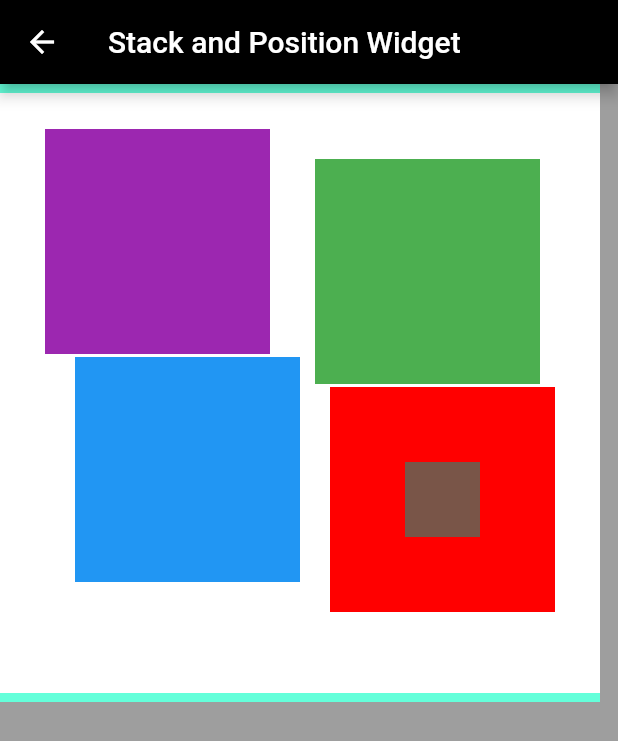
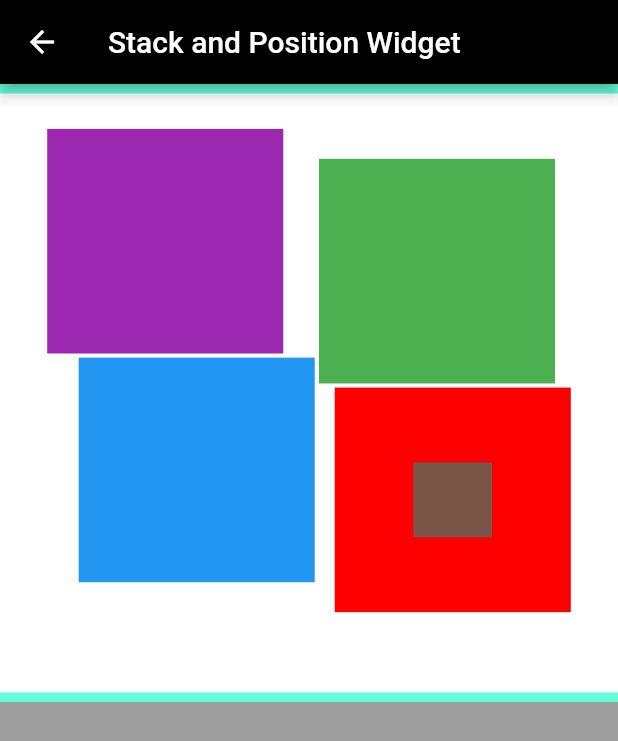
Before and after one commit to jobic10/flutter_again, a Flutter app: the StackAndPosition screen opened by its route, on a phone screen of 412 x 824 dp. Shown: the top 741 px of the screen. Run offline on Flutter 3.47's test engine with Material 2 defaults, Android fonts, the phone set to English and light mode, and no system bars; our stand-ins replace flutter_screenutil.

Commit message:
Added ScreenUtil to make widgets responsive in stack and positioned

```diff
--- a/lib/app/day1/stack_and_positioned.dart
+++ b/lib/app/day1/stack_and_positioned.dart
@@ -1,23 +1,25 @@
 import 'package:flutter/material.dart';
+import 'package:flutter_screenutil/flutter_screenutil.dart';
 
 class StackAndPosition extends StatelessWidget {
   const StackAndPosition({Key? key}) : super(key: key);
 
   @override
   Widget build(BuildContext context) {
+    print('My Size : -> ${MediaQuery.of(context).size}');
     return Scaffold(
         appBar: AppBar(
           title: Text('Stack and Position Widget'),
         ),
         body: Container(
             color: Colors.tealAccent,
-            height: MediaQuery.of(context).size.height / 2,
+            height: (MediaQuery.of(context).size.height / 2.sp).h,
             child: Stack(
               alignment: Alignment.center,
               children: [
                 SizedBox(
-                  width: 400,
-                  height: 400,
+                  width: 400.w,
+                  height: 400.h,
                   child: Container(
                     color: Colors.white,
                   ),
@@ -38,24 +40,24 @@ class StackAndPosition extends StatelessWidget {
                 // ),
                 Positioned(
                   child: Container(color: Colors.purple),
-                  height: 150,
-                  width: 150,
-                  left: 30,
-                  top: 30,
+                  height: 150.h,
+                  width: 150.w,
+                  left: 30.w,
+                  top: 30.h,
                 ),
                 Positioned(
                   child: Container(color: Colors.green),
-                  height: 150,
-                  width: 150,
-                  right: 40,
-                  top: 50,
+                  height: 150.h,
+                  width: 150.w,
+                  right: 40.w,
+                  top: 50.h,
                 ),
                 Positioned(
                   child: Container(color: Colors.blue),
-                  height: 150,
-                  width: 150,
-                  left: 50,
-                  bottom: 80,
+                  height: 150.h,
+                  width: 150.w,
+                  left: 50.w,
+                  bottom: 80.h,
                 ),
                 Positioned(
                   child: Container(
@@ -64,15 +66,15 @@ class StackAndPosition extends StatelessWidget {
                       alignment: Alignment.center,
                       child: Container(
                         color: Colors.brown,
-                        height: 50,
-                        width: 50,
+                        height: 50.h,
+                        width: 50.w,
                       ),
                     ),
                   ),
-                  height: 150,
-                  width: 150,
-                  right: 30,
-                  bottom: 60,
+                  height: 150.h,
+                  width: 150.w,
+                  right: 30.w,
+                  bottom: 60.h,
                 ),
               ],
             )));
--- a/lib/main.dart
+++ b/lib/main.dart
@@ -25,7 +25,6 @@ class _MyAppState extends State<MyApp> {
   @override
   Widget build(BuildContext context) {
     SystemChrome.setPreferredOrientations([DeviceOrientation.portraitUp]);
-
     return ScreenUtilInit(
       designSize: Size(392.7, 825.5),
       builder: () => MaterialApp(
```
